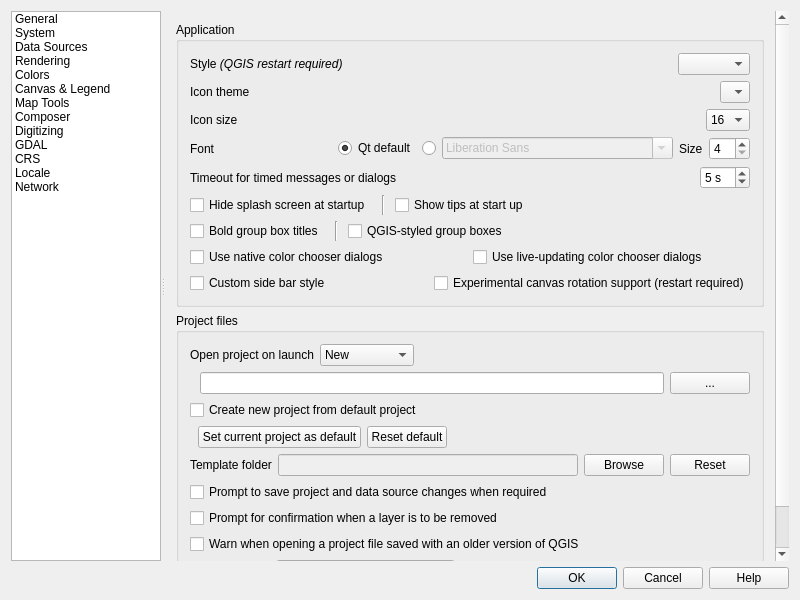
Before: the Qt Designer form src/ui/qgsoptionsbase.ui in qgis/QGIS, drawn with Qt 5.
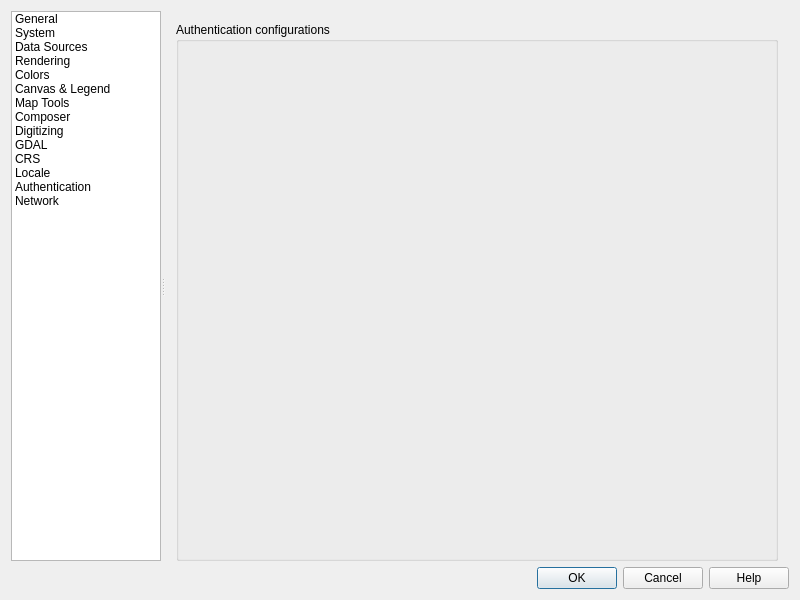
After: the same form once the commit is applied. The open tabs and pages were chosen to show the change. Icons and pictures are not drawn. Custom widgets are drawn as their Qt base class.

Commit message:
[FEATURE] Authentication configuration system with master password
- Main C++ core and gui classes and desktop app integration

The edit to the form file:
```diff
--- a/src/ui/qgsoptionsbase.ui
+++ b/src/ui/qgsoptionsbase.ui
@@ -227,6 +227,15 @@
             <normaloff>:/images/themes/default/propertyicons/locale.png</normaloff>:/images/themes/default/propertyicons/locale.png</iconset>
           </property>
          </item>
+         <item>
+          <property name="text">
+           <string>Authentication</string>
+          </property>
+          <property name="icon">
+           <iconset resource="../../images/images.qrc">
+            <normaloff>:/images/themes/default/locked.svg</normaloff>:/images/themes/default/locked.svg</iconset>
+          </property>
+         </item>
          <item>
           <property name="text">
            <string>Network</string>
@@ -4332,6 +4341,34 @@
            </item>
           </layout>
          </widget>
+         <widget class="QWidget" name="mOptionsPageAuth">
+          <layout class="QVBoxLayout" name="verticalLayout_40">
+           <property name="bottomMargin">
+            <number>0</number>
+           </property>
+           <item>
+            <widget class="QGroupBox" name="mAuthConfigsGrpBx">
+             <property name="title">
+              <string>Authentication configurations</string>
+             </property>
+             <layout class="QVBoxLayout" name="verticalLayout_41">
+              <property name="leftMargin">
+               <number>6</number>
+              </property>
+              <property name="topMargin">
+               <number>6</number>
+              </property>
+              <property name="rightMargin">
+               <number>6</number>
+              </property>
+              <property name="bottomMargin">
+               <number>6</number>
+              </property>
+             </layout>
+            </widget>
+           </item>
+          </layout>
+         </widget>
          <widget class="QWidget" name="mOptionsPageNetwork">
           <layout class="QVBoxLayout" name="verticalLayout_20">
            <property name="margin">
```
The commit also changes 39 other files.
